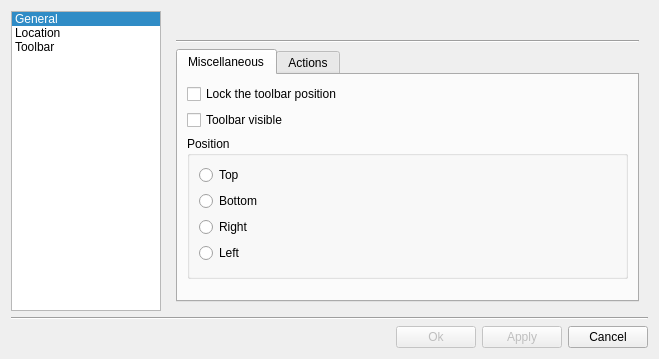
Old version of the form src/forms/configdialog.ui in the repository hawaii-desktop/eyesight.
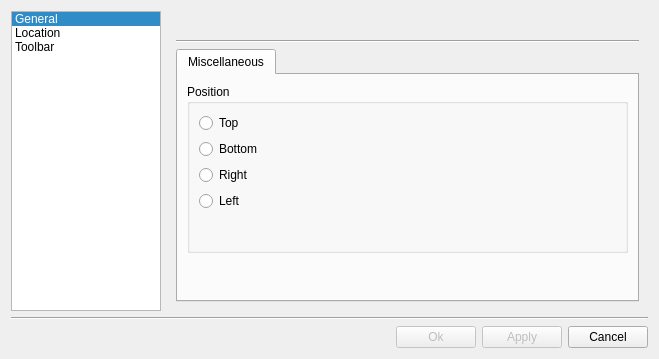
New version of the form. The open tabs and pages were chosen to show the change.

Commit message:
Remove other toolbar settings
These are not so meaningful.

```diff
--- a/src/forms/configdialog.ui
+++ b/src/forms/configdialog.ui
@@ -701,20 +701,6 @@
              <string>Miscellaneous</string>
             </attribute>
             <layout class="QVBoxLayout" name="_2">
-             <item>
-              <widget class="QCheckBox" name="lockToolbar">
-               <property name="text">
-                <string>Lock the toolbar position</string>
-               </property>
-              </widget>
-             </item>
-             <item>
-              <widget class="QCheckBox" name="toolbarVisible">
-               <property name="text">
-                <string>Toolbar visible</string>
-               </property>
-              </widget>
-             </item>
              <item>
               <layout class="QHBoxLayout" name="horizontalLayout_11">
                <item>
@@ -784,12 +770,6 @@
              </item>
             </layout>
            </widget>
-           <widget class="QWidget" name="actsTab">
-            <attribute name="title">
-             <string>Actions</string>
-            </attribute>
-            <layout class="QHBoxLayout" name="editActions"/>
-           </widget>
           </widget>
          </item>
         </layout>
```
Left out of the diff: 16 changed lines with no effect on the pictures. The commit also changes 2 other files.
